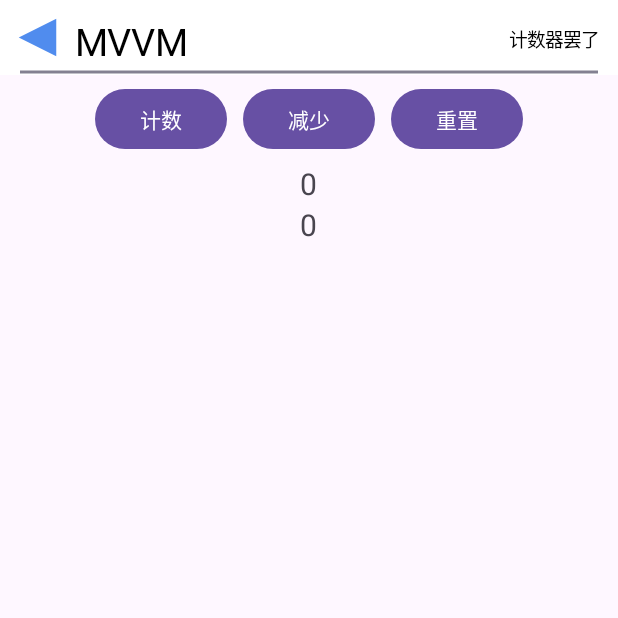
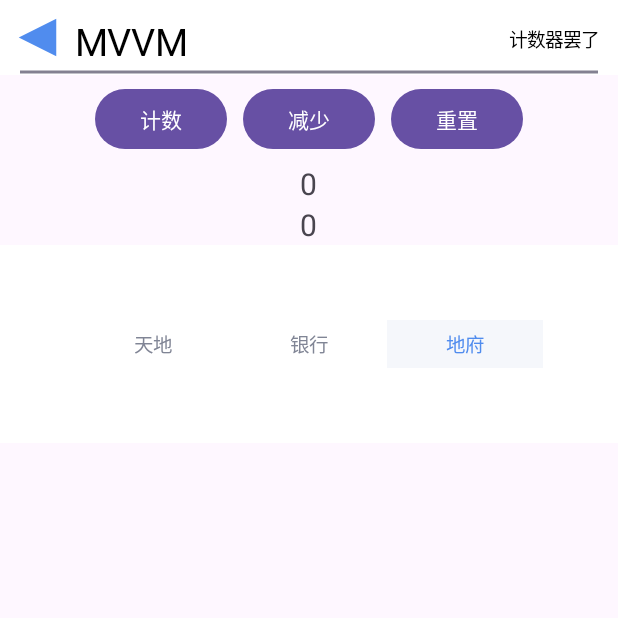
Before and after one commit to Jungezi/AndroidUITest, an Android app: the MvvmTestActivity screen opened directly, with no data from a screen before it, on a phone screen of 412 x 824 dp, the top half of it. Run offline under Robolectric (Android 15) with nearby library versions, the phone set to English and light mode, and no system bars; our stand-ins replace data binding.

Commit message:
自定义类，显示一行按钮

```diff
--- /dev/null
+++ b/app/src/main/java/com/www233/uitest/alterButtonList/AlterButtonListView.java
@@ -0,0 +1,270 @@
+package com.www233.uitest.alterButtonList;
+
+import android.app.AlertDialog;
+import android.app.Dialog;
+import android.content.Context;
+import android.content.DialogInterface;
+import android.content.res.Resources;
+import android.content.res.TypedArray;
+import android.graphics.Point;
+import android.util.AttributeSet;
+import android.util.Log;
+import android.util.TypedValue;
+import android.view.Gravity;
+import android.view.LayoutInflater;
+import android.view.View;
+import android.view.ViewGroup;
+import android.view.WindowManager;
+import android.widget.AdapterView;
+import android.widget.ImageView;
+import android.widget.LinearLayout;
+import android.widget.RadioButton;
+import android.widget.RadioGroup;
+import android.widget.TextView;
+
+import androidx.annotation.NonNull;
+import androidx.annotation.Nullable;
+import androidx.core.content.res.ResourcesCompat;
+import androidx.recyclerview.widget.LinearLayoutManager;
+import androidx.recyclerview.widget.RecyclerView;
+
+import com.www233.uitest.R;
+import com.www233.uitest.httptest.PracticeInternetActivity;
+import com.www233.uitest.tabletest.TableActivity;
+import com.www233.uitest.tabletest.TableItem;
+
+import org.w3c.dom.Text;
+
+import java.util.ArrayList;
+import java.util.List;
+
+public class AlterButtonListView extends RadioGroup {
+    private static final String TAG = "AlterButtonListView";
+    private int button_size, max_size, default_check, text_size, show_size;
+    String more_hint;
+    List<RadioButton> radio_button = new ArrayList<>();
+    List<String> radio_button_others = new ArrayList<>();
+    Context context;
+    Point point;
+    AlertDialog dialog;
+    private OnSelectedButtonChangedListener onSelectedButtonChangedListener;
+
+    public AlterButtonListView(Context context) {
+        this(context, null);
+    }
+
+    public AlterButtonListView(Context context, AttributeSet attrs) {
+        super(context, attrs);
+        this.context = context;
+
+        WindowManager systemService = (WindowManager) (context.getApplicationContext().getSystemService(Context.WINDOW_SERVICE));
+
+        point = new Point();
+        systemService.getDefaultDisplay().getSize(point);
+
+
+        Log.e(TAG, "AlterButtonListView: initAttr");
+        initAttr(attrs);
+        Log.e(TAG, "AlterButtonListView: View");
+        initView();
+    }
+
+    private void initView() {
+        this.setOrientation(LinearLayout.HORIZONTAL);
+        Log.e(TAG, "AlterButtonListView: addView");
+
+        LayoutParams layoutParams = new LayoutParams(0, LayoutParams.WRAP_CONTENT, 1f);
+
+
+        for (int i = 0; i < show_size; i++) {
+            RadioButton rb = getRadioButton(layoutParams);
+            rb.setChecked(i == default_check);
+            radio_button.add(rb);
+            int finalI = i;
+            rb.setOnClickListener(v -> callSelectedButtonChangedListener(finalI));
+            addView(rb);
+            Log.e(TAG, "initView: " + rb.toString());
+        }
+
+        if (button_size > max_size) {
+
+            RadioButton rb = getRadioButton(layoutParams);
+            rb.setText(getResources().getString(R.string.more_hint_default));
+            rb.setChecked(default_check >= show_size);  // 选中更多
+            addView(rb);
+
+            for (int i = max_size; i < button_size; i++) {
+                radio_button_others.add(getResources().getString(R.string.button_item_default));
+            }
+
+            rb.setOnClickListener(new OnClickListener() {
+                @Override
+                public void onClick(View v) {
+                    RecyclerView recyclerView = initDialog();
+                    dialog = new AlertDialog.Builder(context)
+                            .setView(recyclerView)
+                            .create();
+
+                    WindowManager.LayoutParams layoutParams = dialog.getWindow().getAttributes();
+                    dialog.show();
+
+                    layoutParams.gravity = Gravity.CENTER | Gravity.BOTTOM;
+//                    layoutParams.height = (int) (point.y*0.6);
+                    dialog.getWindow().setAttributes(layoutParams);
+                }
+            });
+        }
+
+
+    }
+
+    private RecyclerView initDialog() {
+
+
+        RecyclerView recyclerView;
+
+        recyclerView = new RecyclerView(context);
+        LayoutParams layoutParams = new LayoutParams(LayoutParams.MATCH_PARENT, LayoutParams.WRAP_CONTENT);
+        layoutParams.gravity = Gravity.CENTER;
+        recyclerView.setLayoutParams(layoutParams);
+
+        MyAdapter myAdapter = new MyAdapter();
+        Log.e(TAG, "创建Adapter");
+        recyclerView.setAdapter(myAdapter);
+        LinearLayoutManager linearLayoutManager = new LinearLayoutManager(context);
+        recyclerView.setLayoutManager(linearLayoutManager);
+
+        return recyclerView;
+
+    }
+
+    public void setCheck(int index) {
+
+        if (index >= show_size) index = show_size - 1;
+        for (int i = 0; i < show_size; i++) {
+            radio_button.get(i).setChecked(false);
+        }
+        radio_button.get(index).setChecked(true);
+    }
+
+    public int getCheck() {
+        for (int i = 0; i < show_size; i++) {
+            if (radio_button.get(i).isChecked())
+                return i;
+        }
+        return -1;
+    }
+
+    public void setOnSelectedButtonChangedListener(OnSelectedButtonChangedListener onSelectedButtonChangedListener) {
+        this.onSelectedButtonChangedListener = onSelectedButtonChangedListener;
+    }
+
+    private void callSelectedButtonChangedListener(int position) {
+        onSelectedButtonChangedListener.changed(position);
+    }
+
+    @NonNull
+    private RadioButton getRadioButton(LayoutParams layoutParams) {
+        RadioButton rb = new RadioButton(context);
+        rb.setLayoutParams(layoutParams);
+        rb.setBackground(getResources().getDrawable(R.drawable.alter_button_selected, null));
+        rb.setTextColor(getResources().getColorStateList(R.color.alter_button_selected_color, null));
+        rb.setTextSize(text_size);
+        rb.setGravity(Gravity.CENTER);
+        rb.setText(getResources().getString(R.string.button_item_default));
+        rb.setButtonDrawable(null);
+        return rb;
+    }
+
+    public AlterButtonListView setButtonText(int index, String text) {
+        if (index >= button_size) try {
+            throw new Exception("setButtonText: index过大");
+        } catch (Exception e) {
+            throw new RuntimeException(e);
+        }
+        if (index < show_size)
+            radio_button.get(index).setText(text);
+        else
+            radio_button_others.set(index - show_size, text);
+        return this;
+    }
+
+
+    private void initAttr(@Nullable AttributeSet attrs) {
+
+        final Resources.Theme theme = context.getTheme();
+        TypedArray a = theme.obtainStyledAttributes(attrs, R.styleable.AlterButtonListView, 0, 0);
+
+        button_size = a.getInt(R.styleable.AlterButtonListView_button_size, 0);
+        max_size = a.getInt(R.styleable.AlterButtonListView_max_size, 0);
+        default_check = a.getInt(R.styleable.AlterButtonListView_default_check, 0); // 从0开始给按钮编号
+        text_size = a.getInt(R.styleable.AlterButtonListView_text_size, 13);
+        show_size = Math.min(button_size, max_size);
+
+
+        more_hint = a.getString(R.styleable.AlterButtonListView_more_hint);
+        if (more_hint == null) more_hint = getResources().getString(R.string.more_hint_default);
+
+        a.recycle();
+
+    }
+
+
+    class MyAdapter extends RecyclerView.Adapter<AlterButtonListView.MyViewHolder> {
+        LayoutParams layoutParams = new LayoutParams(LayoutParams.MATCH_PARENT, LayoutParams.WRAP_CONTENT);
+//        int index_selected = getCheck() - max_size;
+
+        @NonNull
+        @Override
+        public AlterButtonListView.MyViewHolder onCreateViewHolder(@NonNull ViewGroup parent, int viewType) {
+            TextView textView = new TextView(context);
+            textView.setGravity(Gravity.CENTER);
+//            layoutParams.gravity = Gravity.CENTER;
+//            layoutParams.topMargin = 10;
+//            layoutParams.bottomMargin = 10;
+            textView.setLayoutParams(layoutParams);
+            textView.setTextSize(20);
+            textView.setPadding(0, 10, 0, 10);
+//            if (viewType == 1) {
+//                textView.setTextColor(getResources().getColor(R.color.blue, null));
+//                textView.setBackground(getResources().getDrawable(R.color.grey_heavy, null));
+//            }
+
+            return new AlterButtonListView.MyViewHolder(textView, viewType);
+
+        }
+
+        @Override
+        public void onBindViewHolder(@NonNull AlterButtonListView.MyViewHolder holder, int position) {
+            Log.e(TAG, position + ") onBindViewHolder: " + position);
+            String tableItem = radio_button_others.get(position);
+            holder.tv.setText(tableItem);
+            holder.tv.setOnClickListener(v -> {
+                callSelectedButtonChangedListener(holder.getAdapterPosition() + max_size);
+                dialog.dismiss();
+            });
+        }
+
+//        @Override
+//        public int getItemViewType(int position) {
+//            if(position == index_selected - 1) return 1;
+//            else return 0;
+//        }
+
+        @Override
+        public int getItemCount() {
+            return radio_button_others.size();
+        }
+
+
+    }
+
+    static class MyViewHolder extends RecyclerView.ViewHolder {
+        TextView tv;
+
+        public MyViewHolder(@NonNull TextView itemView, int viewType) {
+            super(itemView);
+            tv = itemView;
+        }
+    }
+}
--- /dev/null
+++ b/app/src/main/java/com/www233/uitest/alterButtonList/OnSelectedButtonChangedListener.java
@@ -0,0 +1,5 @@
+package com.www233.uitest.alterButtonList;
+
+public interface OnSelectedButtonChangedListener {
+    void changed(int position);
+}
--- a/app/src/main/java/com/www233/uitest/mvvmtest/MvvmTestActivity.java
+++ b/app/src/main/java/com/www233/uitest/mvvmtest/MvvmTestActivity.java
@@ -6,6 +6,7 @@ import android.os.Bundle;
 import android.util.Log;
 import android.view.View;
 import android.widget.TextView;
+import android.widget.Toast;
 
 import androidx.activity.EdgeToEdge;
 import androidx.appcompat.app.AppCompatActivity;
@@ -18,6 +19,8 @@ import androidx.lifecycle.Observer;
 import androidx.lifecycle.ViewModelProvider;
 
 import com.www233.uitest.R;
+import com.www233.uitest.alterButtonList.AlterButtonListView;
+import com.www233.uitest.alterButtonList.OnSelectedButtonChangedListener;
 import com.www233.uitest.databinding.ActivityMvvmTestBinding;
 
 public class MvvmTestActivity extends AppCompatActivity {
@@ -41,10 +44,30 @@ public class MvvmTestActivity extends AppCompatActivity {
 
         getLifecycle().addObserver(new MyObserver(getLifecycle()));
         initViewModel();
+
+        initButtonList();
+
 //        initButton();
 //        initText();
 
 
+    }
+
+    private void initButtonList() {
+        AlterButtonListView alterButtonListView = findViewById(R.id.blv);
+        alterButtonListView.setButtonText(0, "天地")
+                .setButtonText(1, "银行")
+                .setButtonText(2, "地府");
+
+        alterButtonListView.setCheck(1);
+        alterButtonListView.setCheck(3);
+
+        alterButtonListView.setOnSelectedButtonChangedListener(new OnSelectedButtonChangedListener() {
+            @Override
+            public void changed(int position) {
+                Toast.makeText(MvvmTestActivity.this,String.valueOf(position), Toast.LENGTH_SHORT).show();
+            }
+        });
     }
 
     private void initViewModel() {
--- /dev/null
+++ b/app/src/main/res/color/alter_button_selected_color.xml
@@ -0,0 +1,5 @@
+<?xml version="1.0" encoding="utf-8"?>
+<selector xmlns:android="http://schemas.android.com/apk/res/android">
+    <item android:state_checked="true" android:color="@color/blue"/>
+    <item android:state_checked="false" android:color="@color/grey_heavy"/>
+</selector>
--- /dev/null
+++ b/app/src/main/res/drawable/alter_button_check.xml
@@ -0,0 +1,4 @@
+<?xml version="1.0" encoding="utf-8"?>
+<shape xmlns:android="http://schemas.android.com/apk/res/android">
+    <solid android:color="@color/grey"/>
+</shape>
--- /dev/null
+++ b/app/src/main/res/drawable/alter_button_noncheck.xml
@@ -0,0 +1,4 @@
+<?xml version="1.0" encoding="utf-8"?>
+<shape xmlns:android="http://schemas.android.com/apk/res/android">
+    <solid android:color="@color/white"/>
+</shape>
--- /dev/null
+++ b/app/src/main/res/drawable/alter_button_selected.xml
@@ -0,0 +1,6 @@
+<?xml version="1.0" encoding="utf-8"?>
+<selector xmlns:android="http://schemas.android.com/apk/res/android">
+    <item android:state_checked="true" android:drawable="@drawable/alter_button_check"/>
+    <item android:state_checked="false" android:drawable="@drawable/alter_button_noncheck"/>
+
+</selector>
--- a/app/src/main/res/layout/activity_mvvm_test.xml
+++ b/app/src/main/res/layout/activity_mvvm_test.xml
@@ -4,12 +4,13 @@
     xmlns:tools="http://schemas.android.com/tools">
 
     <data>
-<!--        <variable-->
-<!--            name="vm"-->
-<!--            type="com.www233.uitest.mvvmtest.MyViewModel" />-->
+        <!--        <variable-->
+        <!--            name="vm"-->
+        <!--            type="com.www233.uitest.mvvmtest.MyViewModel" />-->
         <variable
             name="vm2"
             type="com.www233.uitest.mvvmtest.MyObservable" />
+
         <variable
             name="listener"
             type="com.www233.uitest.mvvmtest.MvvmTestActivity.Listener" />
@@ -66,7 +67,7 @@
             android:layout_width="wrap_content"
             android:layout_height="wrap_content"
             android:layout_gravity="center"
-            android:text=""
+            android:text="10"
             android:textSize="20sp" />
 
         <TextView
@@ -76,5 +77,17 @@
             android:layout_gravity="center"
             android:text="@{String.valueOf(vm2.cnt) ,default=11}"
             android:textSize="20sp" />
+
+        <com.www233.uitest.alterButtonList.AlterButtonListView
+            android:id="@+id/blv"
+            android:layout_width="match_parent"
+            android:layout_height="wrap_content"
+            android:background="@color/white"
+            android:padding="50dp"
+            app:button_size="3"
+            app:default_check="2"
+            app:max_size="5" />
+
+
     </LinearLayout>
 </layout>
--- /dev/null
+++ b/app/src/main/res/layout/alter_button_list_others.xml
@@ -0,0 +1,6 @@
+<?xml version="1.0" encoding="utf-8"?>
+<androidx.constraintlayout.widget.ConstraintLayout xmlns:android="http://schemas.android.com/apk/res/android"
+    android:layout_width="match_parent"
+    android:layout_height="match_parent">
+
+</androidx.constraintlayout.widget.ConstraintLayout>
--- a/app/src/main/res/values/strings.xml
+++ b/app/src/main/res/values/strings.xml
@@ -3,6 +3,8 @@
     <string name="text_more">更多 ></string>
     <string name="bank_1">广发证券</string>
     <string name="text_addaccount">⊕  显示按钮</string>
-    <!-- TODO: Remove or change this placeholder text -->
     <string name="hello_blank_fragment">Hello blank fragment</string>
+
+    <string name="more_hint_default">更多 ></string>
+    <string name="button_item_default">按钮</string>
 </resources>
```
Also changed, not shown: app/src/main/java/com/www233/uitest/alterButtonList/AlterButtonDialogFragment.java (added, +14 -0 lines), app/src/main/res/layout/alter_button_list_item.xml (added, +14 -0 lines), app/src/main/res/values/attrs.xml (+10 -0 lines).
